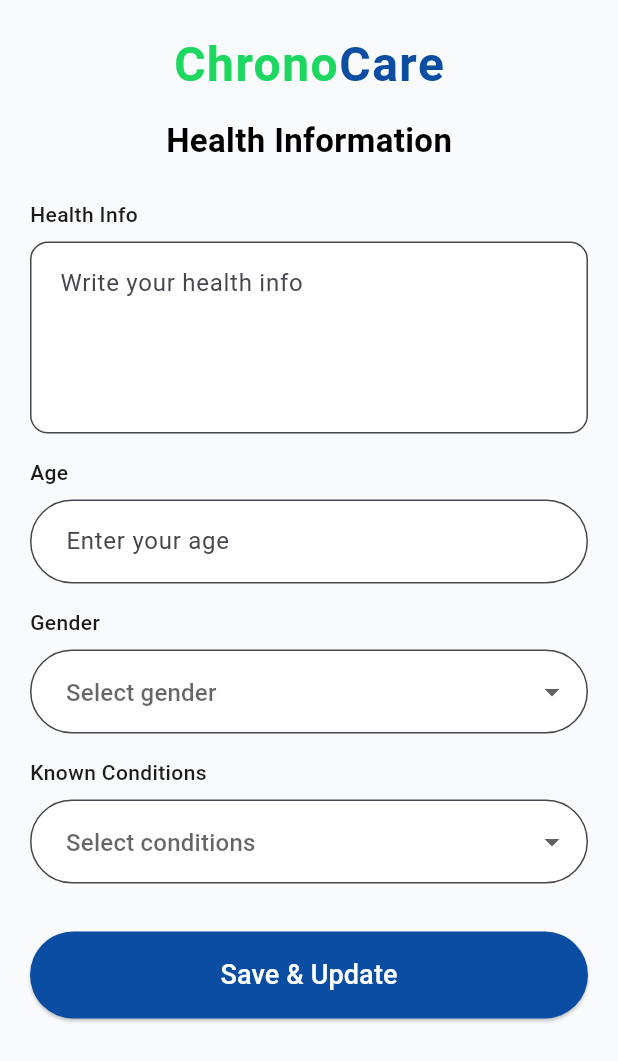
After one commit to captain7091/chronocareApp, a Flutter app: the HealthInfoScreen screen opened directly, on a phone screen of 412 x 824 dp. The commit adds this screen. Shown: the top 1061 px of the screen. Run offline on Flutter 3.47's test engine with Material 3 defaults, Android fonts, the light colour scheme and no system bars.

Commit message:
Health Information screen

```diff
--- a/lib/screens/auth/signup_screen.dart
+++ b/lib/screens/auth/signup_screen.dart
@@ -1,5 +1,6 @@
 import 'package:flutter/gestures.dart';
 import 'package:flutter/material.dart';
+import '../health_info/health_info_screen.dart';
 
 class SignupScreen extends StatefulWidget {
   const SignupScreen({Key? key}) : super(key: key);
@@ -167,7 +168,15 @@
                 SizedBox(
                   width: double.infinity,
                   child: ElevatedButton(
-                    onPressed: _agreeTerms ? () {} : null,
+                    onPressed: _agreeTerms
+                        ? () {
+                            Navigator.of(context).pushReplacement(
+                              MaterialPageRoute(
+                                builder: (_) => const HealthInfoScreen(),
+                              ),
+                            );
+                          }
+                        : null,
                     style: ElevatedButton.styleFrom(
                       backgroundColor: const Color(0xFF0A4DA2),
                       shape: RoundedRectangleBorder(
--- /dev/null
+++ b/lib/screens/health_info/health_info_screen.dart
@@ -0,0 +1,172 @@
+import 'package:flutter/material.dart';
+
+class HealthInfoScreen extends StatefulWidget {
+  const HealthInfoScreen({Key? key}) : super(key: key);
+
+  @override
+  State<HealthInfoScreen> createState() => _HealthInfoScreenState();
+}
+
+class _HealthInfoScreenState extends State<HealthInfoScreen> {
+  final TextEditingController _healthInfoController = TextEditingController();
+  final TextEditingController _ageController = TextEditingController();
+  String? _selectedGender;
+  List<String> _selectedConditions = [];
+
+  final List<String> _genders = ['Male', 'Female', 'Other'];
+  final List<String> _conditions = [
+    'Diabetes',
+    'Hypertension',
+    'Heart Disease',
+    'Asthma',
+    'Other',
+  ];
+
+  @override
+  Widget build(BuildContext context) {
+    return Scaffold(
+      backgroundColor: const Color(0xFFF8FAFC),
+      appBar: AppBar(
+        backgroundColor: Colors.transparent,
+        elevation: 0,
+        toolbarHeight: 0, // Hide default appbar
+      ),
+      body: SingleChildScrollView(
+        child: Padding(
+          padding: const EdgeInsets.symmetric(horizontal: 20.0, vertical: 8),
+          child: Column(
+            crossAxisAlignment: CrossAxisAlignment.start,
+            children: [
+              const SizedBox(height: 16),
+              Center(
+                child: RichText(
+                  text: const TextSpan(
+                    style: TextStyle(fontSize: 32, fontWeight: FontWeight.bold, letterSpacing: 1),
+                    children: [
+                      TextSpan(text: 'Chrono', style: TextStyle(color: Color(0xFF1ED760))),
+                      TextSpan(text: 'Care', style: TextStyle(color: Color(0xFF0A4DA2))),
+                    ],
+                  ),
+                ),
+              ),
+              const SizedBox(height: 16),
+              const Center(
+                child: Text(
+                  'Health Information',
+                  style: TextStyle(fontSize: 22, fontWeight: FontWeight.bold, color: Colors.black),
+                ),
+              ),
+              const SizedBox(height: 24),
+              const Text('Health Info', style: TextStyle(fontWeight: FontWeight.w500)),
+              const SizedBox(height: 8),
+              TextField(
+                controller: _healthInfoController,
+                maxLines: 4,
+                maxLength: 100,
+                decoration: InputDecoration(
+                  hintText: 'Write your health info',
+                  border: OutlineInputBorder(
+                    borderRadius: BorderRadius.circular(12),
+                  ),
+                  contentPadding: const EdgeInsets.all(16),
+                  counterText: '',
+                  filled: true,
+                  fillColor: Colors.white,
+                ),
+              ),
+              const SizedBox(height: 16),
+              const Text('Age', style: TextStyle(fontWeight: FontWeight.w500)),
+              const SizedBox(height: 8),
+              TextField(
+                controller: _ageController,
+                keyboardType: TextInputType.number,
+                decoration: InputDecoration(
+                  hintText: 'Enter your age',
+                  border: OutlineInputBorder(
+                    borderRadius: BorderRadius.circular(30),
+                  ),
+                  filled: true,
+                  fillColor: Colors.white,
+                  contentPadding: const EdgeInsets.symmetric(horizontal: 20, vertical: 16),
+                ),
+              ),
+              const SizedBox(height: 16),
+              const Text('Gender', style: TextStyle(fontWeight: FontWeight.w500)),
+              const SizedBox(height: 8),
+              DropdownButtonFormField<String>(
+                value: _selectedGender,
+                items: _genders
+                    .map((gender) => DropdownMenuItem(
+                          value: gender,
+                          child: Text(gender),
+                        ))
+                    .toList(),
+                onChanged: (value) {
+                  setState(() {
+                    _selectedGender = value;
+                  });
+                },
+                decoration: InputDecoration(
+                  hintText: 'Select gender',
+                  border: OutlineInputBorder(
+                    borderRadius: BorderRadius.circular(30),
+                  ),
+                  filled: true,
+                  fillColor: Colors.white,
+                  contentPadding: const EdgeInsets.symmetric(horizontal: 20, vertical: 16),
+                ),
+              ),
+              const SizedBox(height: 16),
+              const Text('Known Conditions', style: TextStyle(fontWeight: FontWeight.w500)),
+              const SizedBox(height: 8),
+              DropdownButtonFormField<List<String>>(
+                value: _selectedConditions.isEmpty ? null : _selectedConditions,
+                items: _conditions
+                    .map((condition) => DropdownMenuItem<List<String>>(
+                          value: [condition],
+                          child: Text(condition),
+                        ))
+                    .toList(),
+                onChanged: (value) {
+                  setState(() {
+                    if (value != null) {
+                      _selectedConditions = value;
+                    }
+                  });
+                },
+                isExpanded: true,
+                decoration: InputDecoration(
+                  hintText: 'Select conditions',
+                  border: OutlineInputBorder(
+                    borderRadius: BorderRadius.circular(30),
+                  ),
+                  filled: true,
+                  fillColor: Colors.white,
+                  contentPadding: const EdgeInsets.symmetric(horizontal: 20, vertical: 16),
+                ),
+              ),
+              const SizedBox(height: 32),
+              SizedBox(
+                width: double.infinity,
+                child: ElevatedButton(
+                  onPressed: () {
+                    // Save & Update logic here
+                  },
+                  style: ElevatedButton.styleFrom(
+                    backgroundColor: const Color(0xFF0A4DA2),
+                    shape: RoundedRectangleBorder(
+                      borderRadius: BorderRadius.circular(30),
+                    ),
+                    padding: const EdgeInsets.symmetric(vertical: 16),
+                  ),
+                  child: const Text('Save & Update', style: TextStyle(fontSize: 18, color: Colors.white)),
+                ),
+              ),
+              const SizedBox(height: 24),
+            ],
+          ),
+        ),
+      ),
+    );
+  }
+}
```
